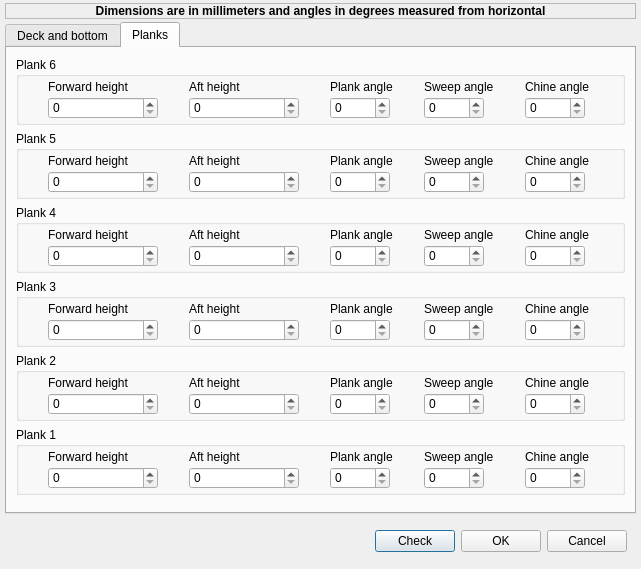
Old version of the form src/formhulldefbase.ui in the repository sailcut/sailcut.
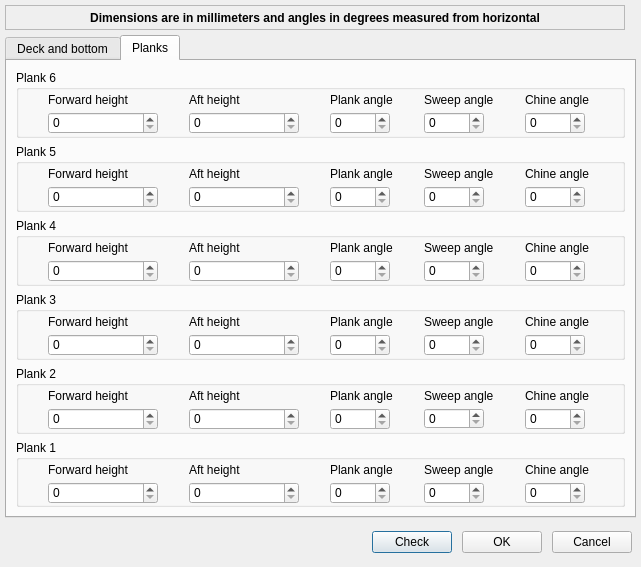
New version of the form.

Commit message: adjusted layout

```diff
--- a/src/formhulldefbase.ui
+++ b/src/formhulldefbase.ui
@@ -7,7 +7,7 @@
     <x>0</x>
     <y>0</y>
     <width>641</width>
-    <height>569</height>
+    <height>567</height>
    </rect>
   </property>
   <property name="minimumSize" >
@@ -20,31 +20,19 @@
    <string>Dialog</string>
   </property>
   <layout class="QGridLayout" >
-   <property name="leftMargin" >
+   <property name="margin" >
     <number>5</number>
    </property>
-   <property name="topMargin" >
-    <number>3</number>
-   </property>
-   <property name="rightMargin" >
+   <property name="spacing" >
     <number>5</number>
    </property>
-   <property name="bottomMargin" >
-    <number>3</number>
-   </property>
-   <property name="horizontalSpacing" >
-    <number>5</number>
-   </property>
-   <property name="verticalSpacing" >
-    <number>3</number>
-   </property>
    <item row="2" column="0" >
     <layout class="QHBoxLayout" >
-     <property name="spacing" >
-      <number>6</number>
-     </property>
      <property name="margin" >
-      <number>9</number>
+      <number>4</number>
+     </property>
+     <property name="spacing" >
+      <number>10</number>
      </property>
      <item>
       <spacer>
@@ -903,15 +891,12 @@
           <string>Plank 6</string>
          </property>
          <layout class="QGridLayout" >
-          <property name="horizontalSpacing" >
-           <number>5</number>
-          </property>
-          <property name="verticalSpacing" >
-           <number>3</number>
-          </property>
           <property name="margin" >
            <number>3</number>
           </property>
+          <property name="spacing" >
+           <number>5</number>
+          </property>
           <item row="0" column="4" >
            <widget class="QLabel" name="label_50" >
             <property name="text" >
@@ -950,7 +935,9 @@
           <item row="1" column="0" >
            <widget class="QSpinBox" name="spinBox_1_26" >
             <property name="sizePolicy" >
-             <sizepolicy vsizetype="Fixed" hsizetype="Fixed" >
+             <sizepolicy>
+              <hsizetype>0</hsizetype>
+              <vsizetype>0</vsizetype>
               <horstretch>0</horstretch>
               <verstretch>0</verstretch>
              </sizepolicy>
@@ -969,7 +956,9 @@
           <item row="1" column="4" >
            <widget class="QSpinBox" name="spinBox_1_27" >
             <property name="sizePolicy" >
-             <sizepolicy vsizetype="Fixed" hsizetype="Fixed" >
+             <sizepolicy>
+              <hsizetype>0</hsizetype>
+              <vsizetype>0</vsizetype>
               <horstretch>0</horstretch>
               <verstretch>0</verstretch>
              </sizepolicy>
@@ -985,7 +974,9 @@
           <item row="1" column="3" >
            <widget class="QSpinBox" name="spinBox_1_28" >
             <property name="sizePolicy" >
-             <sizepolicy vsizetype="Fixed" hsizetype="Fixed" >
+             <sizepolicy>
+              <hsizetype>0</hsizetype>
+              <vsizetype>0</vsizetype>
               <horstretch>0</horstretch>
               <verstretch>0</verstretch>
              </sizepolicy>
@@ -1001,7 +992,9 @@
           <item row="1" column="2" >
            <widget class="QSpinBox" name="spinBox_1_29" >
             <property name="sizePolicy" >
-             <sizepolicy vsizetype="Fixed" hsizetype="Fixed" >
+             <sizepolicy>
+              <hsizetype>0</hsizetype>
+              <vsizetype>0</vsizetype>
               <horstretch>0</horstretch>
               <verstretch>0</verstretch>
              </sizepolicy>
@@ -1017,7 +1010,9 @@
           <item row="1" column="1" >
            <widget class="QSpinBox" name="spinBox_1_30" >
             <property name="sizePolicy" >
-             <sizepolicy vsizetype="Fixed" hsizetype="Fixed" >
+             <sizepolicy>
+              <hsizetype>0</hsizetype>
+              <vsizetype>0</vsizetype>
               <horstretch>0</horstretch>
               <verstretch>0</verstretch>
              </sizepolicy>
@@ -1039,15 +1034,12 @@
           <string>Plank 5</string>
          </property>
          <layout class="QGridLayout" >
-          <property name="horizontalSpacing" >
-           <number>5</number>
-          </property>
-          <property name="verticalSpacing" >
-           <number>3</number>
-          </property>
           <property name="margin" >
            <number>3</number>
           </property>
+          <property name="spacing" >
+           <number>5</number>
+          </property>
           <item row="0" column="4" >
            <widget class="QLabel" name="label_45" >
             <property name="text" >
@@ -1086,7 +1078,9 @@
           <item row="1" column="0" >
            <widget class="QSpinBox" name="spinBox_1_21" >
             <property name="sizePolicy" >
-             <sizepolicy vsizetype="Fixed" hsizetype="Fixed" >
+             <sizepolicy>
+              <hsizetype>0</hsizetype>
+              <vsizetype>0</vsizetype>
               <horstretch>0</horstretch>
               <verstretch>0</verstretch>
              </sizepolicy>
@@ -1105,7 +1099,9 @@
           <item row="1" column="4" >
            <widget class="QSpinBox" name="spinBox_1_22" >
             <property name="sizePolicy" >
-             <sizepolicy vsizetype="Fixed" hsizetype="Fixed" >
+             <sizepolicy>
+              <hsizetype>0</hsizetype>
+              <vsizetype>0</vsizetype>
               <horstretch>0</horstretch>
               <verstretch>0</verstretch>
              </sizepolicy>
@@ -1121,7 +1117,9 @@
           <item row="1" column="3" >
            <widget class="QSpinBox" name="spinBox_1_23" >
             <property name="sizePolicy" >
-             <sizepolicy vsizetype="Fixed" hsizetype="Fixed" >
+             <sizepolicy>
+              <hsizetype>0</hsizetype>
+              <vsizetype>0</vsizetype>
               <horstretch>0</horstretch>
               <verstretch>0</verstretch>
              </sizepolicy>
@@ -1137,7 +1135,9 @@
           <item row="1" column="2" >
            <widget class="QSpinBox" name="spinBox_1_24" >
             <property name="sizePolicy" >
-             <sizepolicy vsizetype="Fixed" hsizetype="Fixed" >
+             <sizepolicy>
+              <hsizetype>0</hsizetype>
+              <vsizetype>0</vsizetype>
               <horstretch>0</horstretch>
               <verstretch>0</verstretch>
              </sizepolicy>
@@ -1153,7 +1153,9 @@
           <item row="1" column="1" >
            <widget class="QSpinBox" name="spinBox_1_25" >
             <property name="sizePolicy" >
-             <sizepolicy vsizetype="Fixed" hsizetype="Fixed" >
+             <sizepolicy>
+              <hsizetype>0</hsizetype>
+              <vsizetype>0</vsizetype>
               <horstretch>0</horstretch>
               <verstretch>0</verstretch>
              </sizepolicy>
@@ -1175,15 +1177,12 @@
           <string>Plank 4</string>
          </property>
          <layout class="QGridLayout" >
-          <property name="horizontalSpacing" >
-           <number>5</number>
-          </property>
-          <property name="verticalSpacing" >
-           <number>3</number>
-          </property>
           <property name="margin" >
            <number>3</number>
           </property>
+          <property name="spacing" >
+           <number>5</number>
+          </property>
           <item row="0" column="4" >
            <widget class="QLabel" name="label_40" >
             <property name="text" >
@@ -1222,7 +1221,9 @@
           <item row="1" column="0" >
            <widget class="QSpinBox" name="spinBox_1_16" >
             <property name="sizePolicy" >
-             <sizepolicy vsizetype="Fixed" hsizetype="Fixed" >
+             <sizepolicy>
+              <hsizetype>0</hsizetype>
+              <vsizetype>0</vsizetype>
               <horstretch>0</horstretch>
               <verstretch>0</verstretch>
              </sizepolicy>
@@ -1241,7 +1242,9 @@
           <item row="1" column="4" >
            <widget class="QSpinBox" name="spinBox_1_17" >
             <property name="sizePolicy" >
-             <sizepolicy vsizetype="Fixed" hsizetype="Fixed" >
+             <sizepolicy>
+              <hsizetype>0</hsizetype>
+              <vsizetype>0</vsizetype>
               <horstretch>0</horstretch>
               <verstretch>0</verstretch>
              </sizepolicy>
@@ -1257,7 +1260,9 @@
           <item row="1" column="3" >
            <widget class="QSpinBox" name="spinBox_1_18" >
             <property name="sizePolicy" >
-             <sizepolicy vsizetype="Fixed" hsizetype="Fixed" >
+             <sizepolicy>
+              <hsizetype>0</hsizetype>
+              <vsizetype>0</vsizetype>
               <horstretch>0</horstretch>
               <verstretch>0</verstretch>
              </sizepolicy>
@@ -1273,7 +1278,9 @@
           <item row="1" column="2" >
            <widget class="QSpinBox" name="spinBox_1_19" >
             <property name="sizePolicy" >
-             <sizepolicy vsizetype="Fixed" hsizetype="Fixed" >
+             <sizepolicy>
+              <hsizetype>0</hsizetype>
+              <vsizetype>0</vsizetype>
               <horstretch>0</horstretch>
               <verstretch>0</verstretch>
              </sizepolicy>
@@ -1289,7 +1296,9 @@
           <item row="1" column="1" >
            <widget class="QSpinBox" name="spinBox_1_20" >
             <property name="sizePolicy" >
-             <sizepolicy vsizetype="Fixed" hsizetype="Fixed" >
+             <sizepolicy>
+              <hsizetype>0</hsizetype>
+              <vsizetype>0</vsizetype>
               <horstretch>0</horstretch>
               <verstretch>0</verstretch>
              </sizepolicy>
@@ -1311,15 +1320,12 @@
           <string>Plank 3</string>
          </property>
          <layout class="QGridLayout" >
-          <property name="horizontalSpacing" >
-           <number>5</number>
-          </property>
-          <property name="verticalSpacing" >
-           <number>3</number>
-          </property>
           <property name="margin" >
            <number>3</number>
           </property>
+          <property name="spacing" >
+           <number>5</number>
+          </property>
           <item row="0" column="4" >
            <widget class="QLabel" name="label_35" >
             <property name="text" >
@@ -1358,7 +1364,9 @@
           <item row="1" column="0" >
            <widget class="QSpinBox" name="spinBox_1_11" >
             <property name="sizePolicy" >
-             <sizepolicy vsizetype="Fixed" hsizetype="Fixed" >
+             <sizepolicy>
+              <hsizetype>0</hsizetype>
+              <vsizetype>0</vsizetype>
               <horstretch>0</horstretch>
               <verstretch>0</verstretch>
              </sizepolicy>
@@ -1377,7 +1385,9 @@
           <item row="1" column="4" >
            <widget class="QSpinBox" name="spinBox_1_12" >
             <property name="sizePolicy" >
-             <sizepolicy vsizetype="Fixed" hsizetype="Fixed" >
+             <sizepolicy>
+              <hsizetype>0</hsizetype>
+              <vsizetype>0</vsizetype>
               <horstretch>0</horstretch>
               <verstretch>0</verstretch>
              </sizepolicy>
@@ -1393,7 +1403,9 @@
           <item row="1" column="3" >
            <widget class="QSpinBox" name="spinBox_1_13" >
             <property name="sizePolicy" >
-             <sizepolicy vsizetype="Fixed" hsizetype="Fixed" >
+             <sizepolicy>
+              <hsizetype>0</hsizetype>
+              <vsizetype>0</vsizetype>
               <horstretch>0</horstretch>
               <verstretch>0</verstretch>
              </sizepolicy>
@@ -1409,7 +1421,9 @@
           <item row="1" column="2" >
            <widget class="QSpinBox" name="spinBox_1_14" >
             <property name="sizePolicy" >
-             <sizepolicy vsizetype="Fixed" hsizetype="Fixed" >
+             <sizepolicy>
+              <hsizetype>0</hsizetype>
+              <vsizetype>0</vsizetype>
               <horstretch>0</horstretch>
               <verstretch>0</verstretch>
              </sizepolicy>
@@ -1425,7 +1439,9 @@
           <item row="1" column="1" >
            <widget class="QSpinBox" name="spinBox_1_15" >
             <property name="sizePolicy" >
-             <sizepolicy vsizetype="Fixed" hsizetype="Fixed" >
+             <sizepolicy>
+              <hsizetype>0</hsizetype>
+              <vsizetype>0</vsizetype>
               <horstretch>0</horstretch>
               <verstretch>0</verstretch>
              </sizepolicy>
@@ -1447,15 +1463,12 @@
           <string>Plank 1</string>
          </property>
          <layout class="QGridLayout" >
-          <property name="horizontalSpacing" >
-           <number>5</number>
-          </property>
-          <property name="verticalSpacing" >
-           <number>3</number>
-          </property>
           <property name="margin" >
            <number>3</number>
           </property>
+          <property name="spacing" >
+           <number>5</number>
+          </property>
           <item row="0" column="4" >
            <widget class="QLabel" name="label_24" >
             <property name="text" >
@@ -1494,7 +1507,9 @@
           <item row="1" column="0" >
            <widget class="QSpinBox" name="spinBox_1_1" >
             <property name="sizePolicy" >
-             <sizepolicy vsizetype="Fixed" hsizetype="Fixed" >
+             <sizepolicy>
+              <hsizetype>0</hsizetype>
+              <vsizetype>0</vsizetype>
               <horstretch>0</horstretch>
               <verstretch>0</verstretch>
              </sizepolicy>
@@ -1513,7 +1528,9 @@
           <item row="1" column="4" >
            <widget class="QSpinBox" name="spinBox_1_5" >
             <property name="sizePolicy" >
-             <sizepolicy vsizetype="Fixed" hsizetype="Fixed" >
+             <sizepolicy>
+              <hsizetype>0</hsizetype>
+              <vsizetype>0</vsizetype>
               <horstretch>0</horstretch>
               <verstretch>0</verstretch>
              </sizepolicy>
@@ -1529,7 +1546,9 @@
           <item row="1" column="3" >
            <widget class="QSpinBox" name="spinBox_1_4" >
             <property name="sizePolicy" >
-             <sizepolicy vsizetype="Fixed" hsizetype="Fixed" >
+             <sizepolicy>
+              <hsizetype>0</hsizetype>
+              <vsizetype>0</vsizetype>
               <horstretch>0</horstretch>
               <verstretch>0</verstretch>
              </sizepolicy>
@@ -1545,7 +1564,9 @@
           <item row="1" column="2" >
            <widget class="QSpinBox" name="spinBox_1_3" >
             <property name="sizePolicy" >
-             <sizepolicy vsizetype="Fixed" hsizetype="Fixed" >
+             <sizepolicy>
+              <hsizetype>0</hsizetype>
+              <vsizetype>0</vsizetype>
               <horstretch>0</horstretch>
               <verstretch>0</verstretch>
              </sizepolicy>
@@ -1561,7 +1582,9 @@
           <item row="1" column="1" >
            <widget class="QSpinBox" name="spinBox_1_2" >
             <property name="sizePolicy" >
-             <sizepolicy vsizetype="Fixed" hsizetype="Fixed" >
+             <sizepolicy>
+              <hsizetype>0</hsizetype>
+              <vsizetype>0</vsizetype>
               <horstretch>0</horstretch>
               <verstretch>0</verstretch>
              </sizepolicy>
@@ -1583,19 +1606,18 @@
           <string>Plank 2</string>
          </property>
          <layout class="QGridLayout" >
-          <property name="horizontalSpacing" >
-           <number>5</number>
-          </property>
-          <property name="verticalSpacing" >
-           <number>3</number>
-          </property>
           <property name="margin" >
            <number>3</number>
           </property>
+          <property name="spacing" >
+           <number>5</number>
+          </property>
           <item row="1" column="1" >
            <widget class="QSpinBox" name="spinBox_1_10" >
             <property name="sizePolicy" >
-             <sizepolicy vsizetype="Fixed" hsizetype="Fixed" >
+             <sizepolicy>
+              <hsizetype>0</hsizetype>
+              <vsizetype>0</vsizetype>
               <horstretch>0</horstretch>
               <verstretch>0</verstretch>
              </sizepolicy>
@@ -1611,7 +1633,9 @@
           <item row="1" column="2" >
            <widget class="QSpinBox" name="spinBox_1_9" >
             <property name="sizePolicy" >
-             <sizepolicy vsizetype="Fixed" hsizetype="Fixed" >
+             <sizepolicy>
+              <hsizetype>0</hsizetype>
+              <vsizetype>0</vsizetype>
               <horstretch>0</horstretch>
               <verstretch>0</verstretch>
              </sizepolicy>
@@ -1627,7 +1651,9 @@
           <item row="1" column="3" >
            <widget class="QSpinBox" name="spinBox_1_8" >
             <property name="sizePolicy" >
-             <sizepolicy vsizetype="Fixed" hsizetype="Fixed" >
+             <sizepolicy>
+              <hsizetype>0</hsizetype>
+              <vsizetype>0</vsizetype>
               <horstretch>0</horstretch>
               <verstretch>0</verstretch>
              </sizepolicy>
@@ -1643,7 +1669,9 @@
           <item row="1" column="4" >
            <widget class="QSpinBox" name="spinBox_1_7" >
             <property name="sizePolicy" >
-             <sizepolicy vsizetype="Fixed" hsizetype="Fixed" >
+             <sizepolicy>
+              <hsizetype>0</hsizetype>
+              <vsizetype>0</vsizetype>
               <horstretch>0</horstretch>
               <verstretch>0</verstretch>
              </sizepolicy>
@@ -1659,7 +1687,9 @@
           <item row="1" column="0" >
            <widget class="QSpinBox" name="spinBox_1_6" >
             <property name="sizePolicy" >
-             <sizepolicy vsizetype="Fixed" hsizetype="Fixed" >
+             <sizepolicy>
+              <hsizetype>0</hsizetype>
+              <vsizetype>0</vsizetype>
               <horstretch>0</horstretch>
               <verstretch>0</verstretch>
              </sizepolicy>
@@ -1718,7 +1748,7 @@
          <property name="orientation" >
           <enum>Qt::Vertical</enum>
          </property>
-         <property name="sizeHint" stdset="0" >
+         <property name="sizeHint" >
           <size>
            <width>20</width>
            <height>20</height>
@@ -1733,11 +1763,19 @@
    <item row="0" column="0" >
     <widget class="QLabel" name="label" >
      <property name="sizePolicy" >
-      <sizepolicy vsizetype="Fixed" hsizetype="Preferred" >
+      <sizepolicy>
+       <hsizetype>0</hsizetype>
+       <vsizetype>0</vsizetype>
        <horstretch>0</horstretch>
        <verstretch>0</verstretch>
       </sizepolicy>
      </property>
+     <property name="minimumSize" >
+      <size>
+       <width>620</width>
+       <height>25</height>
+      </size>
+     </property>
      <property name="font" >
       <font>
        <weight>75</weight>
```
Left out of the diff: 170 changed lines with no effect on the pictures.
